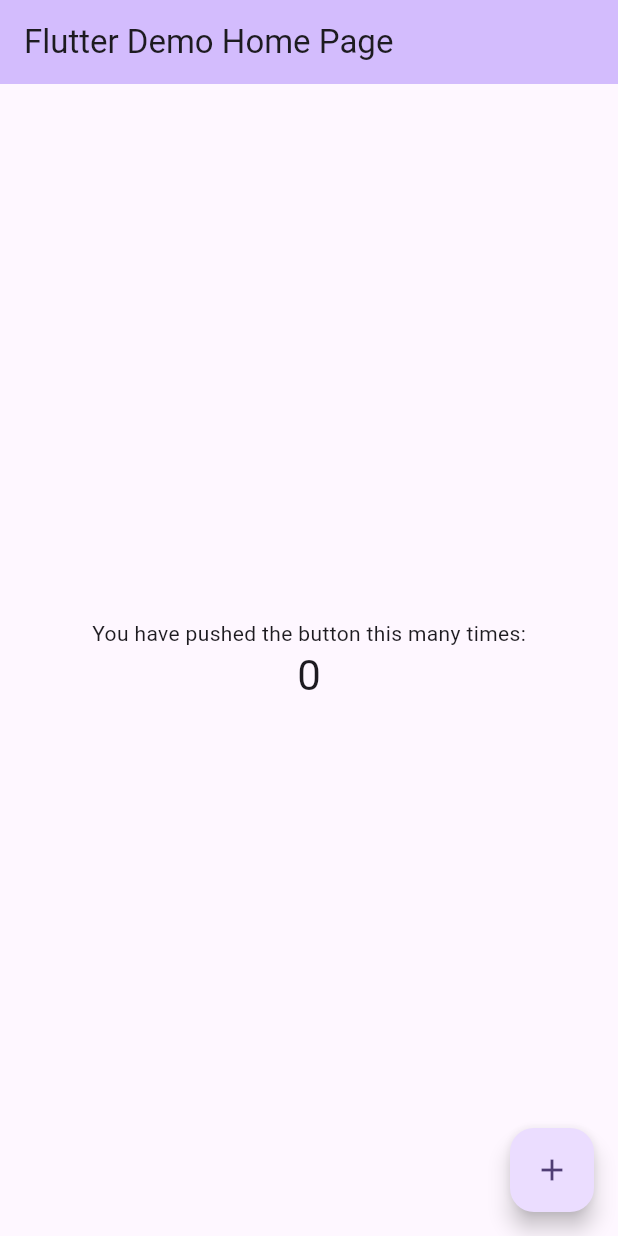
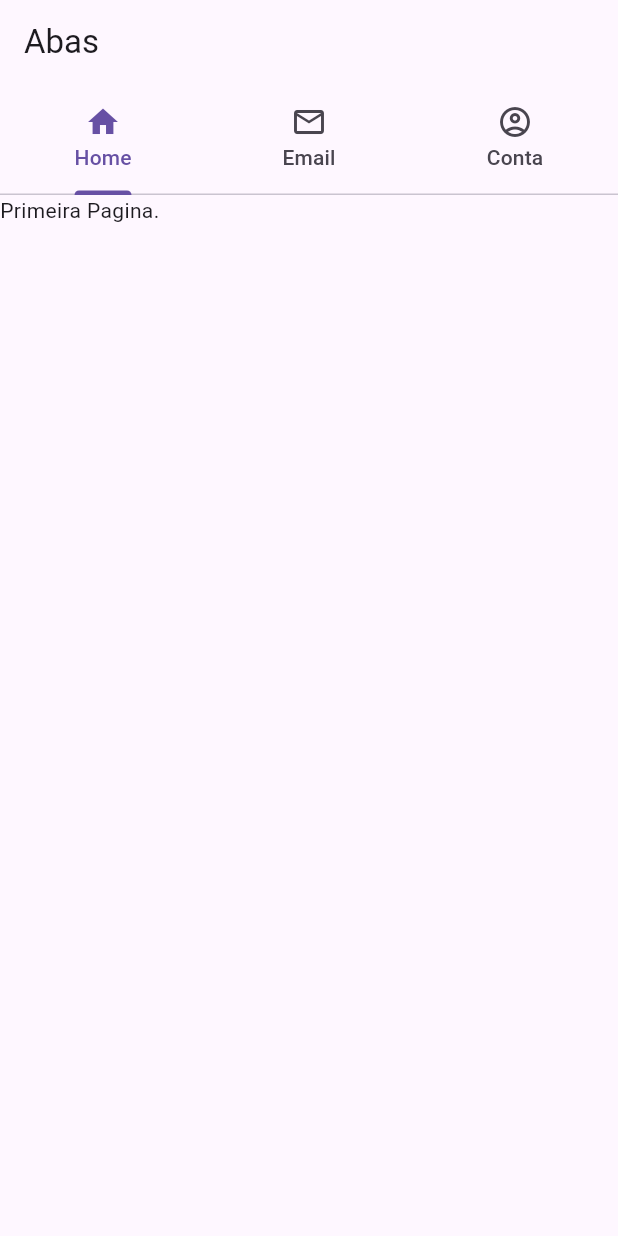
Before and after one commit to marcosjrpb/tabbar, a Flutter app: the screen it shows after launch, on a phone screen of 412 x 824 dp. Run offline on Flutter 3.47's test engine with Material 3 defaults, Android fonts, the phone set to English and light mode, and no system bars.

Commit message:
Segunda Parte TabBar

```diff
--- /dev/null
+++ b/lib/Home.dart
@@ -0,0 +1,53 @@
+import 'package:flutter/material.dart';
+
+class Home extends StatefulWidget {
+  const Home({Key? key}) : super(key: key);
+
+  @override
+  State<Home> createState() => _HomeState();
+}
+
+class _HomeState extends State<Home> with SingleTickerProviderStateMixin{
+
+  TabController? _tabController;
+  @override
+  void initState() {
+    // TODO: implement initState
+    super.initState();
+    _tabController = TabController(length: 3, vsync: this);
+  }
+
+  @override
+  Widget build(BuildContext context) {
+    return Scaffold(
+      appBar: AppBar(
+        title: Text("Abas"),
+        bottom: TabBar(
+          controller: _tabController,
+          tabs: [
+            Tab(
+              text: "Home",
+              icon: Icon(Icons.home),
+            ),
+            Tab(
+              text: "Email",
+              icon: Icon(Icons.email_outlined),
+            ),
+            Tab(
+              text: "Conta",
+              icon: Icon(Icons.account_circle_outlined),
+            ),
+          ],
+        ),
+      ),
+      body: TabBarView(
+        controller: _tabController,
+        children: [
+          Text("Primeira Pagina."),
+          Text("Segunda Pagina."),
+          Text("Terceira Pagina."),
+        ],
+      ), // Aquí debes añadir el cuerpo de la pantalla principal
+    );
+  }
+}
--- a/lib/main.dart
+++ b/lib/main.dart
@@ -1,125 +1,10 @@
 import 'package:flutter/material.dart';
 
-void main() {
-  runApp(const MyApp());
-}
+import 'Home.dart';
 
-class MyApp extends StatelessWidget {
-  const MyApp({super.key});
-
-  // This widget is the root of your application.
-  @override
-  Widget build(BuildContext context) {
-    return MaterialApp(
-      title: 'Flutter Demo',
-      theme: ThemeData(
-        // This is the theme of your application.
-        //
-        // TRY THIS: Try running your application with "flutter run". You'll see
-        // the application has a purple toolbar. Then, without quitting the app,
-        // try changing the seedColor in the colorScheme below to Colors.green
-        // and then invoke "hot reload" (save your changes or press the "hot
-        // reload" button in a Flutter-supported IDE, or press "r" if you used
-        // the command line to start the app).
-        //
-        // Notice that the counter didn't reset back to zero; the application
-        // state is not lost during the reload. To reset the state, use hot
-        // restart instead.
-        //
-        // This works for code too, not just values: Most code changes can be
-        // tested with just a hot reload.
-        colorScheme: ColorScheme.fromSeed(seedColor: Colors.deepPurple),
-        useMaterial3: true,
-      ),
-      home: const MyHomePage(title: 'Flutter Demo Home Page'),
-    );
-  }
-}
-
-class MyHomePage extends StatefulWidget {
-  const MyHomePage({super.key, required this.title});
-
-  // This widget is the home page of your application. It is stateful, meaning
-  // that it has a State object (defined below) that contains fields that affect
-  // how it looks.
-
-  // This class is the configuration for the state. It holds the values (in this
-  // case the title) provided by the parent (in this case the App widget) and
-  // used by the build method of the State. Fields in a Widget subclass are
-  // always marked "final".
-
-  final String title;
-
-  @override
-  State<MyHomePage> createState() => _MyHomePageState();
-}
-
-class _MyHomePageState extends State<MyHomePage> {
-  int _counter = 0;
-
-  void _incrementCounter() {
-    setState(() {
-      // This call to setState tells the Flutter framework that something has
-      // changed in this State, which causes it to rerun the build method below
-      // so that the display can reflect the updated values. If we changed
-      // _counter without calling setState(), then the build method would not be
-      // called again, and so nothing would appear to happen.
-      _counter++;
-    });
-  }
-
-  @override
-  Widget build(BuildContext context) {
-    // This method is rerun every time setState is called, for instance as done
-    // by the _incrementCounter method above.
-    //
-    // The Flutter framework has been optimized to make rerunning build methods
-    // fast, so that you can just rebuild anything that needs updating rather
-    // than having to individually change instances of widgets.
-    return Scaffold(
-      appBar: AppBar(
-        // TRY THIS: Try changing the color here to a specific color (to
-        // Colors.amber, perhaps?) and trigger a hot reload to see the AppBar
-        // change color while the other colors stay the same.
-        backgroundColor: Theme.of(context).colorScheme.inversePrimary,
-        // Here we take the value from the MyHomePage object that was created by
-        // the App.build method, and use it to set our appbar title.
-        title: Text(widget.title),
-      ),
-      body: Center(
-        // Center is a layout widget. It takes a single child and positions it
-        // in the middle of the parent.
-        child: Column(
-          // Column is also a layout widget. It takes a list of children and
-          // arranges them vertically. By default, it sizes itself to fit its
-          // children horizontally, and tries to be as tall as its parent.
-          //
-          // Column has various properties to control how it sizes itself and
-          // how it positions its children. Here we use mainAxisAlignment to
-          // center the children vertically; the main axis here is the vertical
-          // axis because Columns are vertical (the cross axis would be
-          // horizontal).
-          //
-          // TRY THIS: Invoke "debug painting" (choose the "Toggle Debug Paint"
-          // action in the IDE, or press "p" in the console), to see the
-          // wireframe for each widget.
-          mainAxisAlignment: MainAxisAlignment.center,
-          children: <Widget>[
-            const Text(
-              'You have pushed the button this many times:',
-            ),
-            Text(
-              '$_counter',
-              style: Theme.of(context).textTheme.headlineMedium,
-            ),
-          ],
-        ),
-      ),
-      floatingActionButton: FloatingActionButton(
-        onPressed: _incrementCounter,
-        tooltip: 'Increment',
-        child: const Icon(Icons.add),
-      ), // This trailing comma makes auto-formatting nicer for build methods.
-    );
-  }
-}
+void main() => runApp(
+  MaterialApp(
+    debugShowCheckedModeBanner: false,
+    home: Home(),
+  ),
+);
```
Also changed, not shown: 1 other file.
